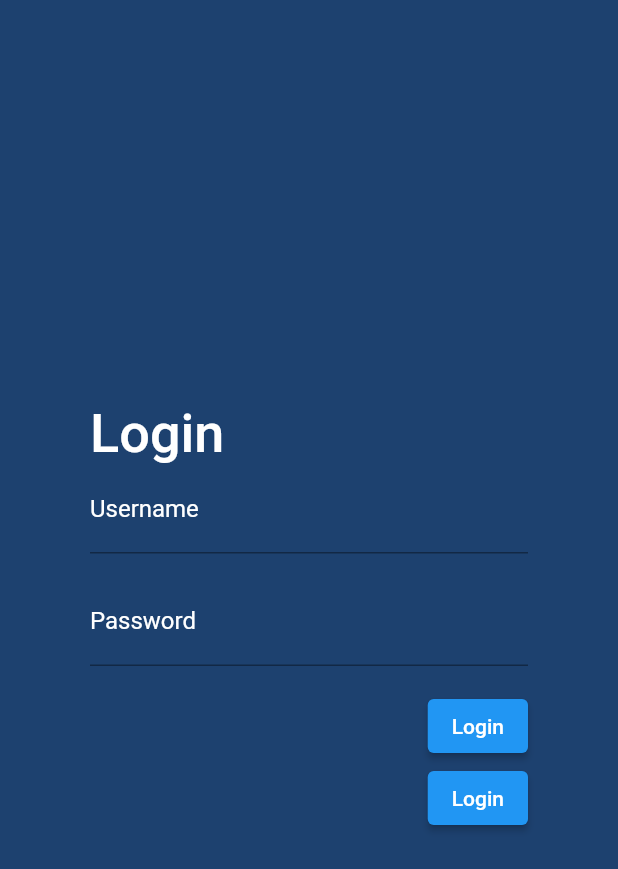
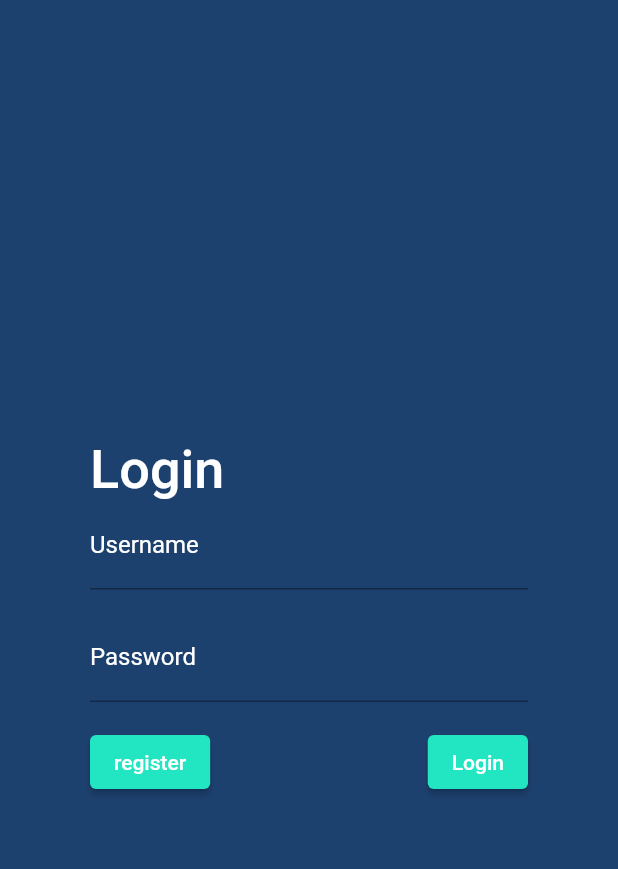
Before and after one commit to BellyMeister/NoteFlutterApp, a Flutter app: the screen it shows after launch, on a phone screen of 412 x 824 dp. Shown: the top 869 px of the screen. Run offline on Flutter 3.47's test engine with Material 2 defaults, Android fonts, the light colour scheme and no system bars; missing offline and left inert: mongo_dart.

Commit message:
Login +1

```diff
--- a/lib/login.dart
+++ b/lib/login.dart
@@ -73,20 +73,30 @@ class Login extends StatelessWidget {
                 ),
               ),
             ),
+            Row(
+              mainAxisAlignment: MainAxisAlignment.spaceBetween,
+              children: [
                 Align(
-              alignment: Alignment.topRight,
                   child: ElevatedButton(
-                child: Text('Login'),
-                onPressed: () => {login()},
+                    style: ElevatedButton.styleFrom(
+                      primary: Color(0xFF21E6C1),
+                    ),
+                    child: Text('register'),
+                    onPressed: () => {register()},
                   ),
                 ),
                 Align(
                   alignment: Alignment.topRight,
                   child: ElevatedButton(
+                    style: ElevatedButton.styleFrom(
+                      primary: Color(0xFF21E6C1),
+                    ),
                     child: Text('Login'),
-                onPressed: () => {register()},
+                    onPressed: () => {login()},
                   ),
                 ),
+              ],
+            )
           ],
         ),
       ),
```
Lines whose indentation alone changed are shown as unchanged.
